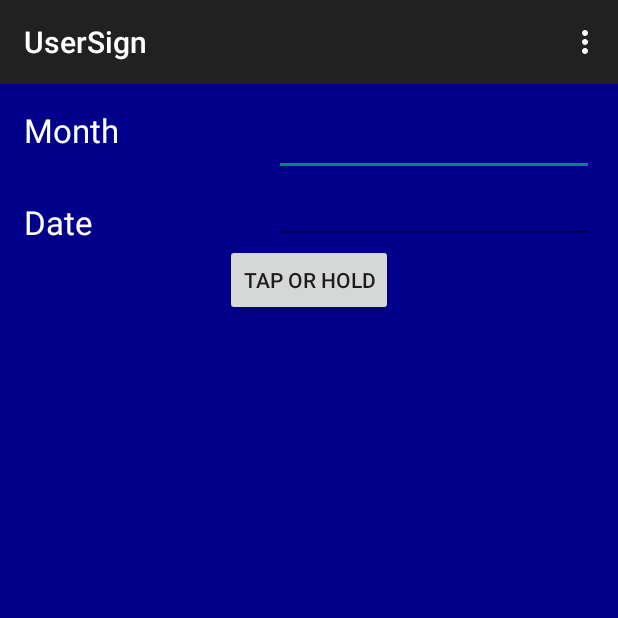
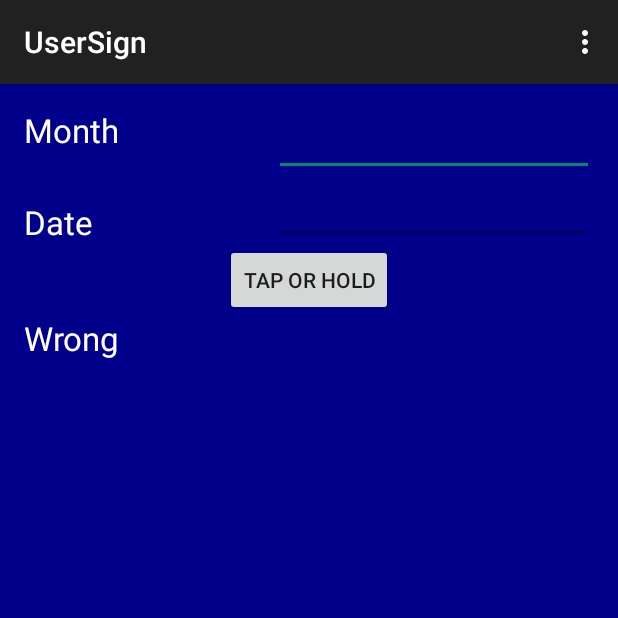
Before and after one commit to fattyduck/Learn, an Android app: the UserSign screen opened directly, with no data from a screen before it, in the options menu, after a tap on "Settings", on a phone screen of 412 x 824 dp, the top half of it. Run offline under Robolectric (Android 15) with nearby library versions, the phone set to English and light mode, and no system bars; 2 statements that could not run were skipped.

Commit message:
finsihed userSign

```diff
--- a/Horoscope/app/src/main/res/layout/activity_user_sign.xml
+++ b/Horoscope/app/src/main/res/layout/activity_user_sign.xml
@@ -60,15 +60,16 @@
         android:layout_centerHorizontal="true" />
 
     <TextView
+
         android:layout_width="fill_parent"
         android:layout_height="fill_parent"
         android:textAppearance="?android:attr/textAppearanceLarge"
         android:id="@+id/userNotes"
-        android:layout_below="@+id/bdayButton"
         android:layout_centerHorizontal="true"
-        android:layout_marginTop="20dp"
         android:textColor="#FFFFFF"
         android:scrollbars="vertical"
-        android:maxLines ="20"/>
+        android:maxLines ="20"
+        android:layout_below="@+id/bdayButton" />
+      />
 
 </RelativeLayout>
--- a/Horoscope/app/src/main/res/values/strings.xml
+++ b/Horoscope/app/src/main/res/values/strings.xml
@@ -41,4 +41,20 @@
     <string name="PiscesInfo">Pisces is the twelfth astrological sign in the Zodiac, originating from the Pisces constellation. It spans the 330° to 360° of the zodiac, between 332.75° and 360° of celestial longitude. Under the tropical zodiac the sun transits this area on average between February 19 and March 20 and under the sidereal zodiac, the sun transits this area between approximately March 14 and April 14.</string>
     <string name="month">Month</string>
     <string name="date">Date</string>
+    <string name="AriesSign">You are an Aries</string>
+    <string name="TaurusSign">You are a Tauris</string>
+    <string name="GeminiSign">You are a Gemini</string>
+    <string name="CancerSign">You are a Cancer</string>
+    <string name="LeoSign">You are a Leo</string>
+    <string name="VirgoSign">You are a Virgo</string>
+    <string name="LibraSign">You are a Libra</string>
+     <string name="ScorpiusSign">You are a Scorpio</string>
+    <string name="SagittariusSign">You are a Sagittarius</string>
+    <string name="CapricornSign">You are a Capricorn</string>
+    <string name="AquariusSign">You are an Aquarius</string>
+     <string name="PiscesSign">You are a Pisces</string>
+    <string name="lucky">Today is your lucky day</string>
+    <string name="unlucky">Not so lucky today</string>
+    <string name="soso">Your luck is neither good or bad today</string>
+
 </resources>
```
Also changed, not shown: Horoscope/app/src/main/java/fattyduck/horoscope/UserSign.java (+112 -0 lines).
